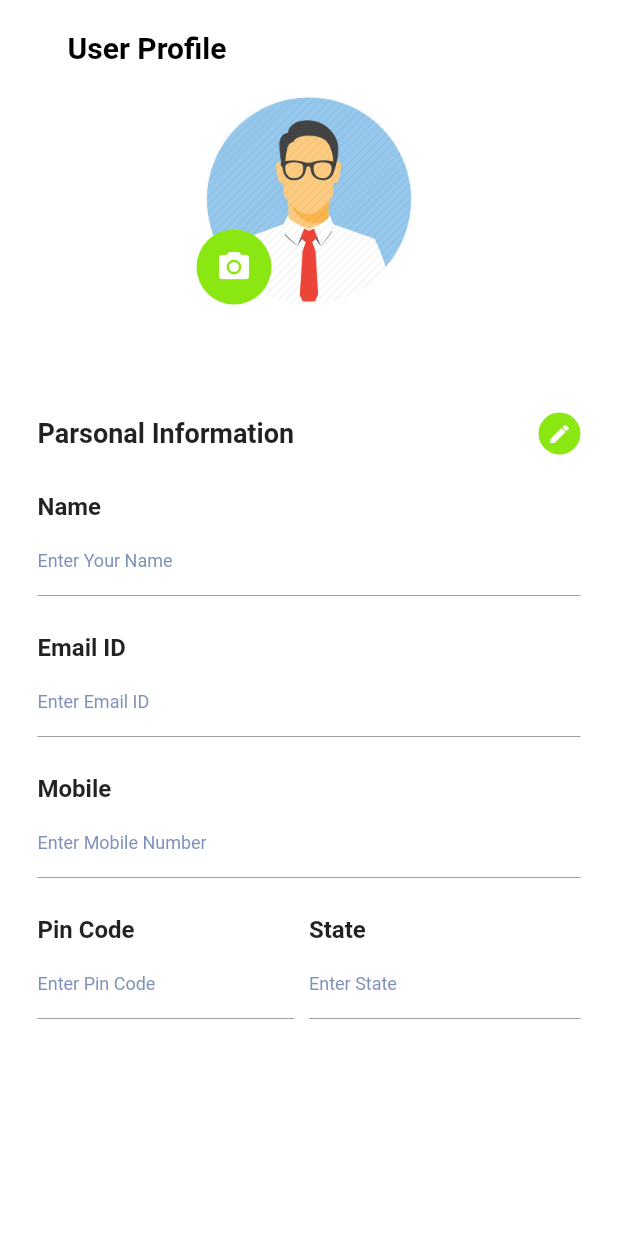
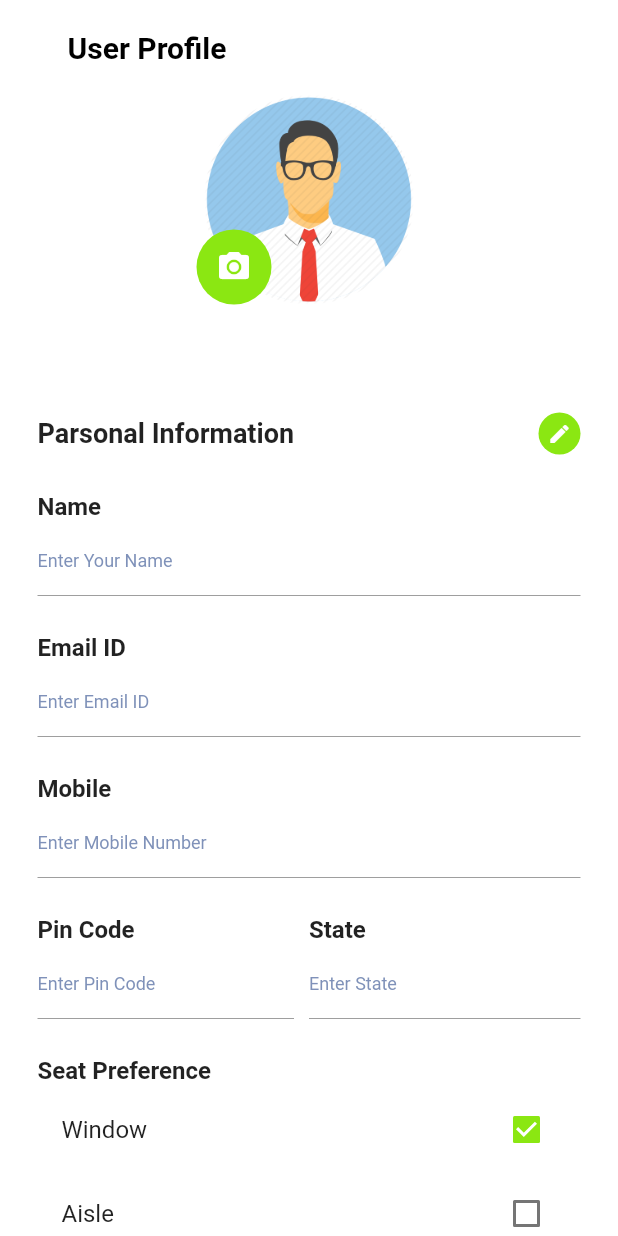
Before and after one commit to amarnathpatel/travel_booking_app, a Flutter app: the UserProfileScreen screen opened directly, on a phone screen of 412 x 824 dp. Run offline on Flutter 3.47's test engine with Material 2 defaults, Android fonts, the phone set to English and light mode, and no system bars; our stand-ins replace flutter_spinkit, google_fonts, shared_preferences; accounts and stored records are empty; network calls fail.

```diff
--- a/lib/navigation/travel_app_bottom_nav.dart
+++ b/lib/navigation/travel_app_bottom_nav.dart
@@ -1,9 +1,9 @@
 import 'package:flutter/material.dart';
+import 'package:travel_booking_app/screens/my_trips_screen.dart';
 import 'package:travel_booking_app/utils/strings.dart';
 import '../screens/flight_search_screen.dart';
 import '../screens/hotel_search_screen.dart';
 import '../screens/user_profile_screen.dart';
-import '../screens/my_trips_screen.dart';
 import '../utils/colors.dart';
 
 class TravelAppBottomNavLayout extends StatefulWidget {
--- a/lib/screen_routes/screen_routes.dart
+++ b/lib/screen_routes/screen_routes.dart
@@ -4,8 +4,8 @@ import '../navigation/travel_app_bottom_nav.dart';
 import '../screens/flight_results_list_screen.dart';
 import '../screens/flight_search_screen.dart';
 import '../screens/hotel_search_screen.dart';
+import '../screens/my_trips_screen.dart';
 import '../screens/user_profile_screen.dart';
-import '../screens/my_trips_screen.dart';
 
 class Routes {
   static const String routeHomeScreen = TravelAppBottomNavLayout.routeName;
--- a/lib/screens/flight_search_screen.dart
+++ b/lib/screens/flight_search_screen.dart
@@ -201,7 +201,7 @@ class _FlightSearchScreenState extends State<FlightSearchScreen> {
             noOfPassengers);
       } catch (e) {
         debugPrint(
-            'Exception occured in getti ng flight results -  message : $e');
+            'Exception occured in getting flight results -  message : $e');
         setState(() {
           _isBusy = false;
         });
--- a/lib/screens/user_profile_screen.dart
+++ b/lib/screens/user_profile_screen.dart
@@ -1,6 +1,7 @@
 import 'package:flutter/material.dart';
 
 import '../utils/colors.dart';
+import '../widgets/seat_preference_widger.dart';
 
 class UserProfileScreen extends StatefulWidget {
   const UserProfileScreen({super.key});
@@ -51,7 +52,9 @@ class _UserProfileScreen extends State<UserProfileScreen>
                           )),
                       Padding(
                         padding: const EdgeInsets.only(top: 20.0),
-                      child: Stack(fit: StackFit.loose, children: <Widget>[
+                        child: Stack(
+                          fit: StackFit.loose,
+                          children: <Widget>[
                             Row(
                               crossAxisAlignment: CrossAxisAlignment.center,
                               mainAxisAlignment: MainAxisAlignment.center,
@@ -62,31 +65,33 @@ class _UserProfileScreen extends State<UserProfileScreen>
                                     decoration: const BoxDecoration(
                                       shape: BoxShape.circle,
                                       image: DecorationImage(
-                                    image:
-                                        ExactAssetImage('assets/images/user.png'),
+                                        image: ExactAssetImage(
+                                            'assets/images/user.png'),
                                         fit: BoxFit.cover,
                                       ),
                                     )),
                               ],
                             ),
                             Padding(
-                            padding:
-                                const EdgeInsets.only(top: 90.0, right: 100.0),
+                                padding: const EdgeInsets.only(
+                                    top: 90.0, right: 100.0),
                                 child: Row(
                                   mainAxisAlignment: MainAxisAlignment.center,
                                   children: const <Widget>[
                                     CircleAvatar(
-                                  backgroundColor: kEditProfileCircleBgColor,
+                                      backgroundColor:
+                                          kEditProfileCircleBgColor,
                                       radius: 25.0,
                                       child: Icon(
                                         Icons.camera_alt,
                                         color: Colors.white,
                                       ),
-                                )
+                                    ),
                                   ],
                                 )),
-                      ]),
-                    )
+                          ],
+                        ),
+                      ),
                     ],
                   ),
                 ),
@@ -143,7 +148,8 @@ class _UserProfileScreen extends State<UserProfileScreen>
                                 ],
                               ),
                             ],
-                          )),
+                          ),
+                        ),
                         Padding(
                           padding: const EdgeInsets.only(
                               left: 25.0, right: 25.0, top: 2.0),
@@ -154,14 +160,14 @@ class _UserProfileScreen extends State<UserProfileScreen>
                                 child: TextField(
                                   decoration: const InputDecoration(
                                       hintText: "Enter Your Name",
-                                    hintStyle: kEditInoputHintTxtStype
-                                  ),
+                                      hintStyle: kEditInoputHintTxtStype),
                                   enabled: !_status,
                                   autofocus: !_status,
                                 ),
                               ),
                             ],
-                          )),
+                          ),
+                        ),
                         Padding(
                           padding: const EdgeInsets.only(
                               left: 25.0, right: 25.0, top: 25.0),
@@ -179,7 +185,8 @@ class _UserProfileScreen extends State<UserProfileScreen>
                                 ],
                               ),
                             ],
-                          )),
+                          ),
+                        ),
                         Padding(
                           padding: const EdgeInsets.only(
                               left: 25.0, right: 25.0, top: 2.0),
@@ -195,7 +202,8 @@ class _UserProfileScreen extends State<UserProfileScreen>
                                 ),
                               ),
                             ],
-                          )),
+                          ),
+                        ),
                         Padding(
                           padding: const EdgeInsets.only(
                               left: 25.0, right: 25.0, top: 25.0),
@@ -213,7 +221,8 @@ class _UserProfileScreen extends State<UserProfileScreen>
                                 ],
                               ),
                             ],
-                          )),
+                          ),
+                        ),
                         Padding(
                           padding: const EdgeInsets.only(
                               left: 25.0, right: 25.0, top: 2.0),
@@ -229,7 +238,8 @@ class _UserProfileScreen extends State<UserProfileScreen>
                                 ),
                               ),
                             ],
-                          )),
+                          ),
+                        ),
                         Padding(
                           padding: const EdgeInsets.only(
                               left: 25.0, right: 25.0, top: 25.0),
@@ -252,7 +262,8 @@ class _UserProfileScreen extends State<UserProfileScreen>
                                 ),
                               ),
                             ],
-                          )),
+                          ),
+                        ),
                         Padding(
                           padding: const EdgeInsets.only(
                               left: 25.0, right: 25.0, top: 2.0),
@@ -267,8 +278,7 @@ class _UserProfileScreen extends State<UserProfileScreen>
                                   child: TextField(
                                     decoration: const InputDecoration(
                                         hintText: "Enter Pin Code",
-                                        hintStyle: kEditInoputHintTxtStype
-                                        ),
+                                        hintStyle: kEditInoputHintTxtStype),
                                     enabled: !_status,
                                   ),
                                 ),
@@ -278,10 +288,40 @@ class _UserProfileScreen extends State<UserProfileScreen>
                                 child: TextField(
                                   decoration: const InputDecoration(
                                       hintText: "Enter State",
-                                      hintStyle: kEditInoputHintTxtStype
-                                      ),
+                                      hintStyle: kEditInoputHintTxtStype),
                                   enabled: !_status,
                                 ),
+                              ),
+                            ],
+                          ),
+                        ),
+                        Padding(
+                          padding: const EdgeInsets.only(
+                              left: 25.0, right: 25.0, top: 25.0),
+                          child: Row(
+                            mainAxisSize: MainAxisSize.max,
+                            children: <Widget>[
+                              Column(
+                                mainAxisAlignment: MainAxisAlignment.start,
+                                mainAxisSize: MainAxisSize.min,
+                                children: const <Widget>[
+                                  Text(
+                                    'Seat Preference',
+                                    style: kUserInputFormEditTextLabelStyle,
+                                  ),
+                                ],
+                              ),
+                            ],
+                          ),
+                        ),
+                        Padding(
+                            padding: const EdgeInsets.only(
+                                left: 25.0, right: 25.0, top: 2.0),
+                            child: Row(
+                              mainAxisSize: MainAxisSize.max,
+                              children: const <Widget>[
+                                Flexible(
+                                  child: SeatPreferenceWidget(),
                                 ),
                               ],
                             )),
@@ -294,7 +334,8 @@ class _UserProfileScreen extends State<UserProfileScreen>
             ),
           ],
         ),
-    ));
+      ),
+    );
   }
 
   @override
@@ -318,7 +359,8 @@ class _UserProfileScreen extends State<UserProfileScreen>
               child: ElevatedButton(
                 style: ElevatedButton.styleFrom(
                   backgroundColor: kSearchBtnBgColor, // Button Background color
-                  padding: const EdgeInsets.symmetric(horizontal: 30.0, vertical: 15.0),
+                  padding: const EdgeInsets.symmetric(
+                      horizontal: 30.0, vertical: 15.0),
                   shape: RoundedRectangleBorder(
                       borderRadius: BorderRadius.circular(10.0)),
                 ),
@@ -339,7 +381,8 @@ class _UserProfileScreen extends State<UserProfileScreen>
               child: ElevatedButton(
                 style: ElevatedButton.styleFrom(
                   backgroundColor: kSearchBtnBgColor, // Button Background color
-                  padding: const EdgeInsets.symmetric(horizontal: 30.0, vertical: 15.0),
+                  padding: const EdgeInsets.symmetric(
+                      horizontal: 30.0, vertical: 15.0),
                   shape: RoundedRectangleBorder(
                       borderRadius: BorderRadius.circular(10.0)),
                 ),
@@ -370,9 +413,11 @@ class _UserProfileScreen extends State<UserProfileScreen>
         ),
       ),
       onTap: () {
-        setState(() {
+        setState(
+          () {
             _status = false;
-        });
+          },
+        );
       },
     );
   }
--- a/lib/utils/colors.dart
+++ b/lib/utils/colors.dart
@@ -1,37 +1,39 @@
-
 import 'package:flutter/material.dart';
 
 
-import 'package:flutter/cupertino.dart';
-
-
+const primaryColor = Color(0xFF1D1E33);
+const secondaryColor = Color(0xFF8e94a3);
 
 // Bottom Navigation colors
-const kSelectedBottomNavItemColor =  Color.fromARGB(255, 57, 179, 228);
+const kSelectedBottomNavItemColor = Color.fromARGB(255, 57, 179, 228);
 const kUnselectedBottomNavItemColor = Color(0xFFFFFFFF);
-const kBottomNavBgColor =  Color(0xFF1D1E33);
+const kBottomNavBgColor = Color(0xFF1D1E33);
 
 // Screen title text Styles
-const kScreenTitleTextStyle = TextStyle(fontSize: 35.0, color: Color.fromARGB(255, 238, 9, 9));
+const kScreenTitleTextStyle =
+    TextStyle(fontSize: 35.0, color: Color.fromARGB(255, 238, 9, 9));
 
 // Button - Bg color  and text style
 const kSearchBtnBgColor = Color.fromARGB(255, 90, 150, 13);
 const kEditProfileCircleBgColor = Color.fromARGB(255, 139, 231, 18);
+const kActiveCheckBoxBgColor = Color.fromARGB(255, 139, 231, 18);
 
 const kSearchBtnTextStyle = TextStyle(fontSize: 25.0, color: Color(0xFFFFFFFF));
 
 // Hint text style #F5F5F5
-const kEditInoputHintTxtStype = TextStyle(fontSize: 12.0, color: Color.fromARGB(176, 69, 96, 153));
-const kUserInputFormEditTextLabelStyle = TextStyle(fontSize: 16.0, fontWeight: FontWeight.bold);
-
+const kEditInoputHintTxtStype =
+    TextStyle(fontSize: 12.0, color: Color.fromARGB(176, 69, 96, 153));
+const kUserInputFormEditTextLabelStyle =
+    TextStyle(fontSize: 16.0, fontWeight: FontWeight.bold);
 
 const kLabelHeaderStyle = TextStyle(fontSize: 35.0, color: Color(0xFFFFFFFF));
 const kLabelTextStyle = TextStyle(fontSize: 22.0, color: Color(0xFFFFFFFF));
 const kLabelSecondaryTextSTyle =
-TextStyle(fontSize: 22.0, color: Color(0xFF81838E));
-const kLabelNumberTextStyle = TextStyle(fontSize: 50.0, color: Color(0xFFFFFFFF));
+    TextStyle(fontSize: 22.0, color: Color(0xFF81838E));
+const kLabelNumberTextStyle =
+    TextStyle(fontSize: 50.0, color: Color(0xFFFFFFFF));
 const kLabelResultTextStyle =
-TextStyle(fontSize: 30.0, color: Color(0xFF48BD87));
+    TextStyle(fontSize: 30.0, color: Color(0xFF48BD87));
 
 const kBackgroundColor = Color(0xFF0A0D22);
 const kCardActiveBackgroundColor = Color(0xFF000000);
@@ -46,8 +48,18 @@ const kSliderThumbColor = Color(0xFFEB1555);
 const kRoundedIconButtonColor = Color(0xFF0A0D22);
 const kIconBackgroundColor = Color(0xFF111429);
 
-
 Color kCardBgColor = Color(0xFF2D303A);
 Color kCardtextColor = Color(0xFFFFFFFF);
 Color kFlightNumberTxtColor = Color(0xFFFFC78C);
 const kCardSmallTextStyle = TextStyle(fontSize: 12.0, color: Color(0xFFFFFFFF));
+
+// Color  by color name
+
+const lightGrey = Color(0xFFDCEBEF);
+const mediumGrey = Color(0xFFADB3BC);
+const grey = Color(0xFFF0F3F6);
+const orange = Color(0xFFFFA53E);
+const black = Colors.black;
+const white = Colors.white;
+const greyWithOpacity = Colors.grey;
+const blue = Colors.blue;
--- /dev/null
+++ b/lib/widgets/seat_preference_widger.dart
@@ -0,0 +1,53 @@
+import 'package:flutter/material.dart';
+
+import '../utils/colors.dart';
+
+class SeatPreferenceWidget extends StatefulWidget {
+  const SeatPreferenceWidget({super.key});
+
+  @override
+  State<SeatPreferenceWidget> createState() => _SeatPreferenceWidget();
+}
+
+class _SeatPreferenceWidget extends State<SeatPreferenceWidget> {
+  Map<String, bool> preferenceValues = {
+    'Window': true,
+    'Aisle': false,
+    'Middle': false,
+  };
+
+  var selectedOptionsArray = [];
+
+  getCheckboxItems() {
+    preferenceValues.forEach((key, value) {
+      if (value == true) {
+        selectedOptionsArray.add(key);
+      }
+    });
+    debugPrint(selectedOptionsArray as String?);
+    selectedOptionsArray.clear();
+  }
+
+  @override
+  Widget build(BuildContext context) {
+    return Column(
+      children: <Widget>[
+        ListView(
+          shrinkWrap: true,
+          children: preferenceValues.keys.map((String key) {
+            return CheckboxListTile(
+              activeColor: kActiveCheckBoxBgColor,
+              title: Text(key),
+              value: preferenceValues[key],
+              onChanged: (value) {
+                setState(() {
+                  preferenceValues[key] = value!;
+                });
+              },
+            );
+          }).toList(),
+        ),
+      ],
+    );
+  }
+}
--- a/pubspec.yaml
+++ b/pubspec.yaml
@@ -13,6 +13,10 @@ dependencies:
   flutter_spinkit: ^5.2.0
   intl: ^0.17.0
   cupertino_icons: ^0.1.2
+  google_fonts:
+  shared_preferences:
+
+
 
 dev_dependencies:
   flutter_test:
```
Also changed, not shown: lib/main.dart (+30 -2 lines), lib/screens/my_trips_screen.dart (+34 -12 lines), lib/services/flights_search_service.dart (+7 -13 lines), lib/services/generate_access_token_service.dart (+5 -6 lines), lib/services/hotels_search_service.dart (+11 -27 lines), lib/utils/size_config.dart (added, +26 -0 lines), lib/utils/text_styles.dart (added, +53 -0 lines), lib/utils/theme.dart (added, +13 -0 lines), lib/widgets/custom_text.dart (added, +18 -0 lines), lib/widgets/trip_item.dart (added, +72 -0 lines), assets/images/goa.jpg (renamed from assets/images/hotel2.jpg), assets/images/switzerland.jpg (added), pubspec.lock, 1 other file. Lines whose indentation alone changed are shown as unchanged.
